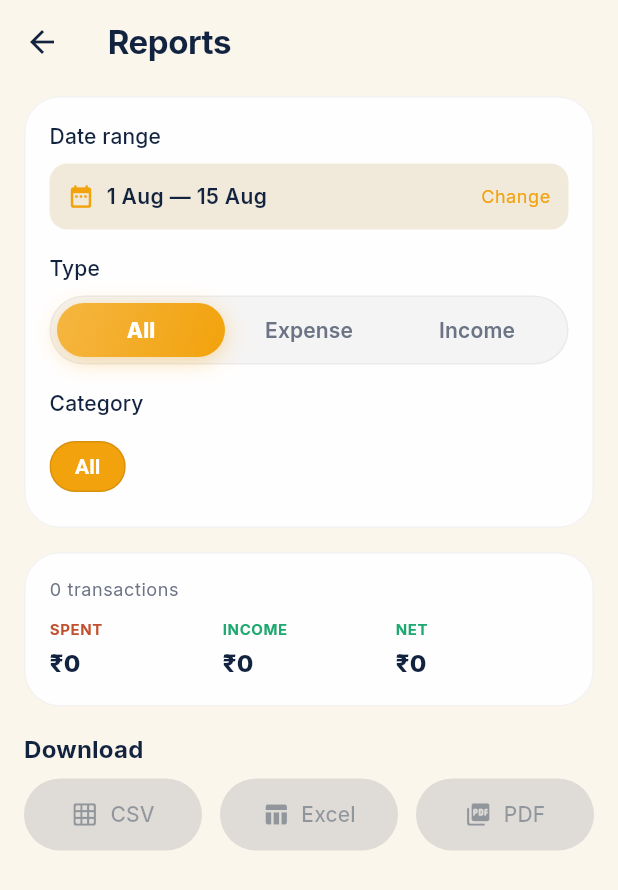
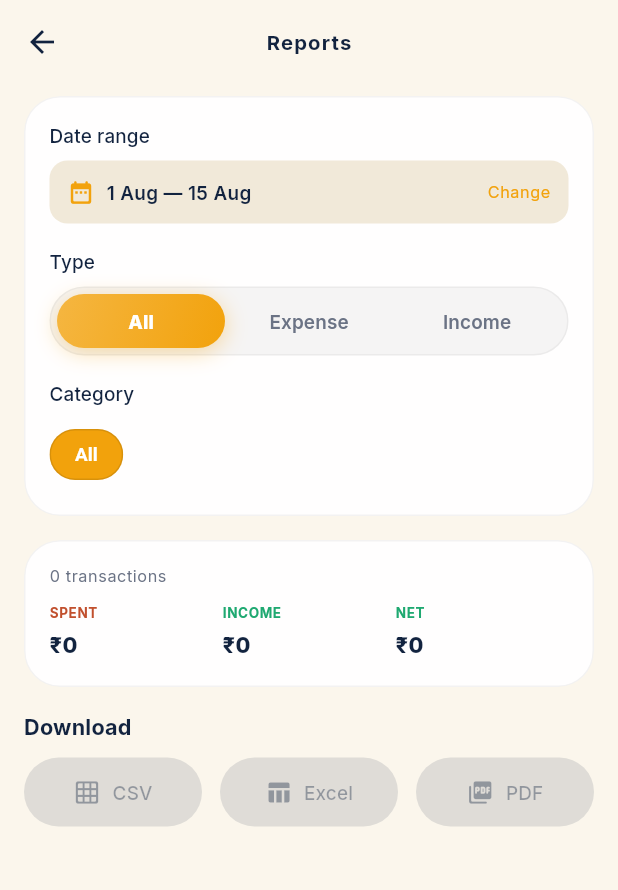
Before and after one commit to aftabpatwekar/ExpenseTracker, a Flutter app: the screen it shows once a user with an empty profile is signed in, item 2 of the bottom bar chosen, after a tap on the "description" icon, on a phone screen of 412 x 824 dp. Shown: the top 890 px of the screen. Run offline on Flutter 3.47's test engine with Material 3 defaults, Android fonts, the phone set to English and light mode, and no system bars; our stand-ins replace app_links, fl_chart, flutter_animate, flutter_dotenv, flutter_local_notifications, flutter_riverpod and 11 more; missing offline and left inert: excel, home_widget; accounts and stored records are empty; network calls fail.

Commit message:
Compact type scale + centered small app-bar titles
- global text scale tightened (cap at design size, x0.9) — fixes oversized text
  from large device font settings
- all sub-screen app-bar titles (Budgets, Categories, Reports, Profile, …) are
  now small + centered to match the glass tab headers
- About row now reads "Molbhav"

Co-Authored-By: Claude Opus 4.8 <noreply@anthropic.com>

```diff
--- a/lib/app.dart
+++ b/lib/app.dart
@@ -23,15 +23,14 @@ class ExpenseApp extends ConsumerWidget {
       theme: buildTheme(Brightness.light, accent),
       darkTheme: buildTheme(Brightness.dark, accent),
       routerConfig: router,
-      // Clamp system font scaling so a large device font setting (common on
-      // Android) can't overflow tight layouts — keeps parity with iOS.
+      // Compact type scale. A large device font setting (common on Android)
+      // made everything oversized; cap at the design size and tighten to 0.9.
       builder: (context, child) {
         final mq = MediaQuery.of(context);
+        final device = mq.textScaler.scale(1.0);
+        final eff = (device < 1.0 ? device : 1.0) * 0.9;
         return MediaQuery(
-          data: mq.copyWith(
-            textScaler: mq.textScaler
-                .clamp(minScaleFactor: 1.0, maxScaleFactor: 1.15),
-          ),
+          data: mq.copyWith(textScaler: TextScaler.linear(eff)),
           child: child!,
         );
       },
--- a/lib/core/theme.dart
+++ b/lib/core/theme.dart
@@ -129,11 +129,13 @@ ThemeData buildTheme(Brightness brightness, [Color accent = kMarigold]) {
           ?.copyWith(fontWeight: FontWeight.w700, letterSpacing: -0.3),
       titleMedium: textTheme.titleMedium?.copyWith(fontWeight: FontWeight.w700),
     ),
-    appBarTheme: const AppBarTheme(
+    appBarTheme: AppBarTheme(
       backgroundColor: Colors.transparent,
       elevation: 0,
       scrolledUnderElevation: 0,
-      centerTitle: false,
+      centerTitle: true,
+      titleTextStyle: textTheme.titleMedium?.copyWith(
+          fontWeight: FontWeight.w700, letterSpacing: 0.8, fontSize: 15),
     ),
     dividerTheme: DividerThemeData(color: scheme.outlineVariant, thickness: 1),
     chipTheme: ChipThemeData(
--- a/lib/features/more/more_screen.dart
+++ b/lib/features/more/more_screen.dart
@@ -150,7 +150,7 @@ class MoreScreen extends ConsumerWidget {
                     accentName, () => _pickAccent(context, ref)),
                 const Divider(height: 1),
                 _tile(context, Icons.info_outline, 'About',
-                    'Expense Tracker · v1.0', null),
+                    'Molbhav · v1.0', null),
               ],
             ),
           ),
```
